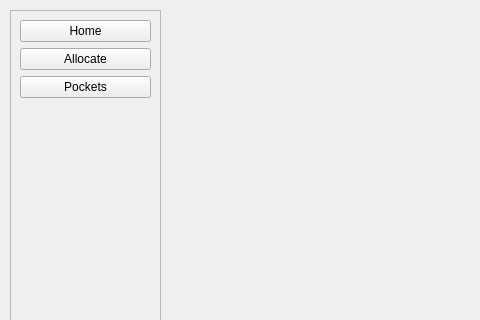
The window that ui/main_window.ui (fishija/fcontrol-personal-finance) describes before a commit, drawn with Qt 5; both pictures show x 0 to 480 and y 0 to 320 of the 800 by 600 pixel window.
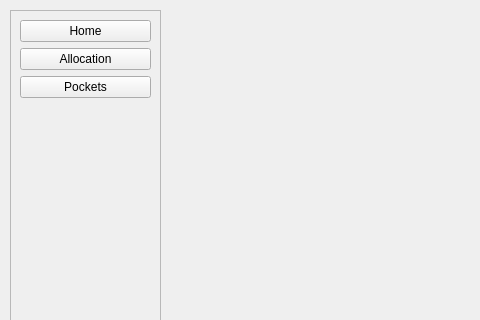
The same window after the commit.

Commit message: Rename "allocate" to "allocation" for better readability

```diff
--- a/ui/main_window.ui
+++ b/ui/main_window.ui
@@ -43,7 +43,7 @@
      <item>
       <widget class="QPushButton" name="allocateButton">
        <property name="text">
-        <string>Allocate</string>
+        <string>Allocation</string>
        </property>
       </widget>
      </item>
```
Left out of the diff: 2 changed lines with no effect on the pictures. The commit also changes 2 other files.
